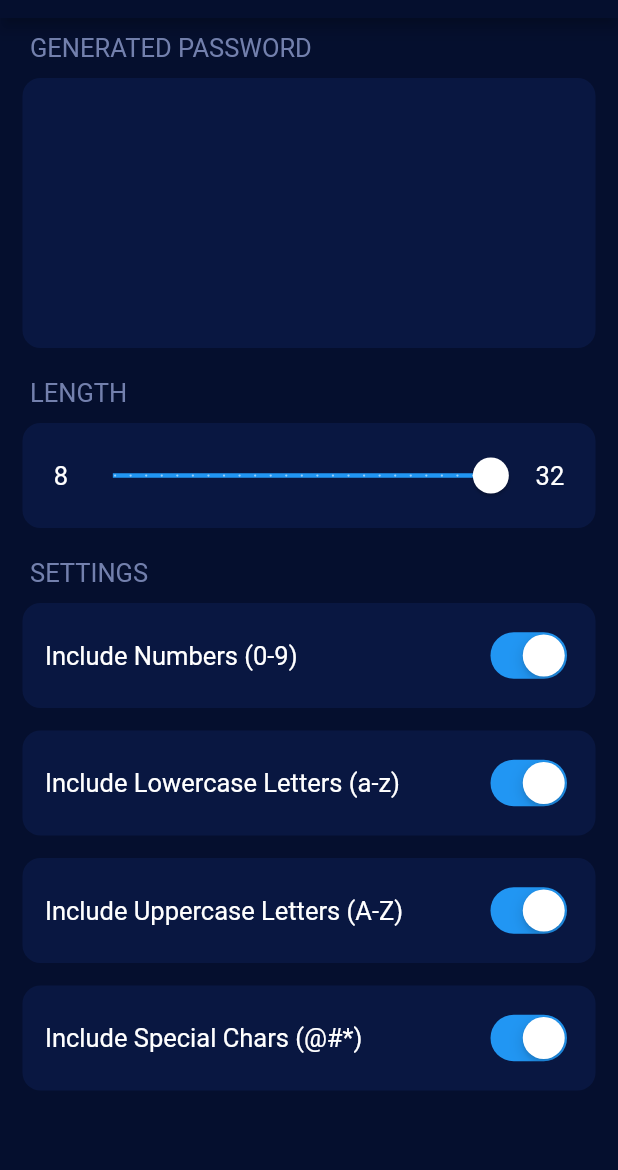
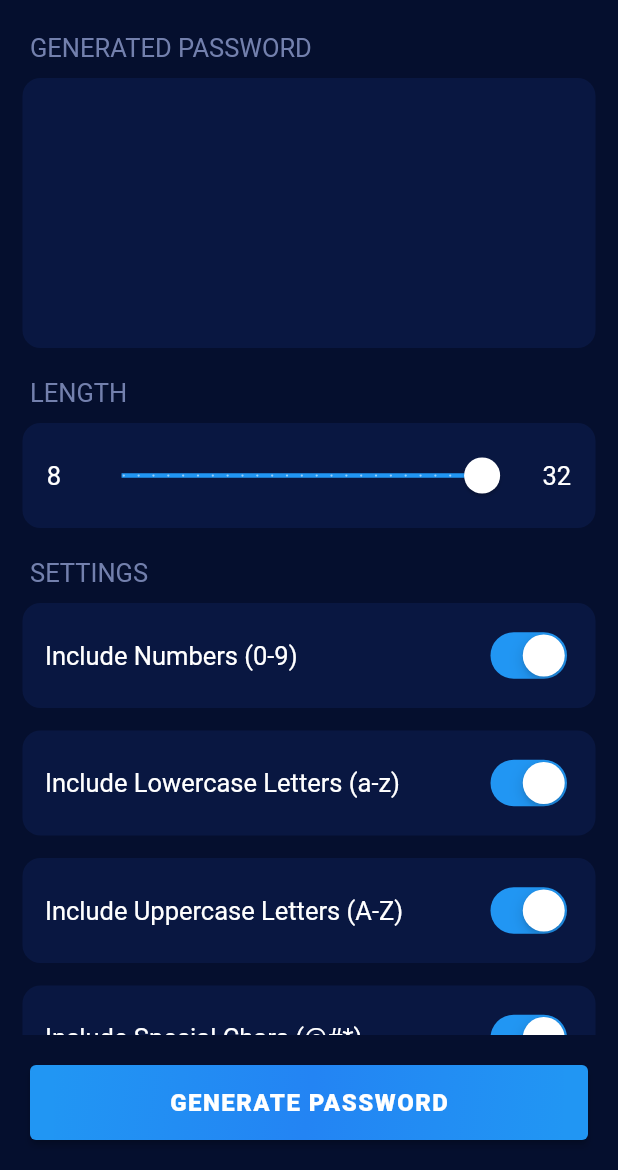
Before and after one commit to Yash-Garg/Valiant, a Flutter app: the screen it shows after launch, on a phone screen of 412 x 824 dp, the part 66-1236 px from its top. Run offline on Flutter 3.47's test engine with Material 2 defaults, Android fonts, the phone set to English and light mode, and no system bars; our stand-ins replace get, google_fonts, share; Roboto replaces fonts that are missing (Alata).

Commit message:
Misc changes to slider and add button
Signed-off-by: Yash-Garg <yash.garg@outlook.in>

```diff
--- a/lib/screens/home_screen.dart
+++ b/lib/screens/home_screen.dart
@@ -32,6 +32,7 @@ class _HomeScreenState extends State<HomeScreen> {
             fontSize: 27,
           ),
         ),
+        elevation: 0,
         actions: [IconButton(icon: Icon(Icons.info_outline), onPressed: () {})],
       ),
       body: Column(
@@ -88,8 +89,6 @@ class _HomeScreenState extends State<HomeScreen> {
                             borderRadius:
                                 new BorderRadius.all(Radius.circular(12)),
                           ),
-                          child: Padding(
-                            padding: EdgeInsets.only(left: 15, right: 15),
                           child: Row(
                             mainAxisSize: MainAxisSize.max,
                             mainAxisAlignment: MainAxisAlignment.spaceEvenly,
@@ -99,7 +98,7 @@ class _HomeScreenState extends State<HomeScreen> {
                                 style: TextStyle(fontSize: 17),
                               ),
                               Container(
-                                  width: 300,
+                                width: MediaQuery.of(context).size.width * 0.7,
                                 child: Slider(
                                   min: 8.0,
                                   max: 32.0,
@@ -119,7 +118,6 @@ class _HomeScreenState extends State<HomeScreen> {
                                 style: TextStyle(fontSize: 17),
                               ),
                             ],
-                            ),
                           ),
                         ),
                       ],
@@ -250,11 +248,39 @@ class _HomeScreenState extends State<HomeScreen> {
                             ),
                           ),
                         ),
-                        Padding(padding: EdgeInsets.only(bottom: 10))
+                        Padding(padding: EdgeInsets.only(bottom: 10)),
                       ],
                     ),
                   ),
                 ],
+              ),
+            ),
+          ),
+          Padding(
+            padding: EdgeInsets.all(20),
+            child: Container(
+              height: 50,
+              child: ElevatedButton(
+                onPressed: () {},
+                child: Ink(
+                  decoration: BoxDecoration(
+                    gradient: LinearGradient(
+                      colors: [Colors.blue, Color(0xFF2384F3), Colors.blue],
+                      begin: Alignment.topLeft,
+                      end: Alignment.bottomRight,
+                    ),
+                  ),
+                  child: Center(
+                    child: Text(
+                      "GENERATE PASSWORD",
+                      style: TextStyle(
+                        fontSize: 16,
+                        fontWeight: FontWeight.w900,
+                        letterSpacing: 1,
+                      ),
+                    ),
+                  ),
+                ),
               ),
             ),
           ),
```
Lines whose indentation alone changed are shown as unchanged.
